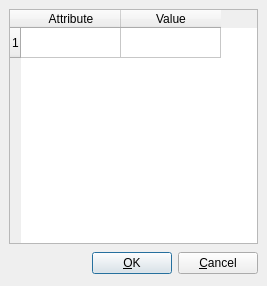
The window that src/ui/qgsattributedialogbase.ui (gopal-bhatt/PIHMgis) describes before a commit, drawn with Qt 5.
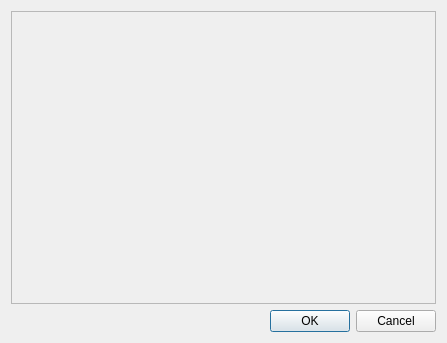
The same window after the commit.

Patch:
```diff
--- a/src/ui/qgsattributedialogbase.ui
+++ b/src/ui/qgsattributedialogbase.ui
@@ -8,72 +8,31 @@
    <rect>
     <x>0</x>
     <y>0</y>
-    <width>267</width>
-    <height>286</height>
+    <width>447</width>
+    <height>343</height>
    </rect>
   </property>
   <property name="windowTitle" >
    <string>Enter Attribute Values</string>
   </property>
   <layout class="QGridLayout" >
-   <property name="margin" >
-    <number>9</number>
-   </property>
-   <property name="spacing" >
-    <number>6</number>
-   </property>
-   <item row="0" column="0" colspan="3" >
-    <widget class="QTableWidget" name="mTable" >
-     <property name="columnCount" >
-      <number>2</number>
+   <item row="0" column="0" >
+    <widget class="QFrame" name="mFrame" >
+     <property name="frameShape" >
+      <enum>QFrame::StyledPanel</enum>
      </property>
-     <row>
-      <property name="text" >
-       <string>1</string>
-      </property>
-     </row>
-     <column>
-      <property name="text" >
-       <string>Attribute</string>
-      </property>
-     </column>
-     <column>
-      <property name="text" >
-       <string>Value</string>
-      </property>
-     </column>
-    </widget>
-   </item>
-   <item row="1" column="1" >
-    <widget class="QPushButton" name="mOkButton" >
-     <property name="text" >
-      <string>&amp;OK</string>
+     <property name="frameShadow" >
+      <enum>QFrame::Raised</enum>
      </property>
     </widget>
    </item>
-   <item row="1" column="2" >
-    <widget class="QPushButton" name="mCancelButton" >
-     <property name="text" >
-      <string>&amp;Cancel</string>
+   <item row="2" column="0" >
+    <widget class="QDialogButtonBox" name="buttonBox" >
+     <property name="standardButtons" >
+      <set>QDialogButtonBox::Cancel|QDialogButtonBox::NoButton|QDialogButtonBox::Ok</set>
      </property>
     </widget>
    </item>
-   <item row="1" column="0" >
-    <spacer>
-     <property name="orientation" >
-      <enum>Qt::Horizontal</enum>
-     </property>
-     <property name="sizeType" >
-      <enum>QSizePolicy::Expanding</enum>
-     </property>
-     <property name="sizeHint" >
-      <size>
-       <width>55</width>
-       <height>27</height>
-      </size>
-     </property>
-    </spacer>
-   </item>
   </layout>
  </widget>
  <layoutdefault spacing="6" margin="11" />
```
Left out of the diff: 33 changed lines with no effect on the pictures.
